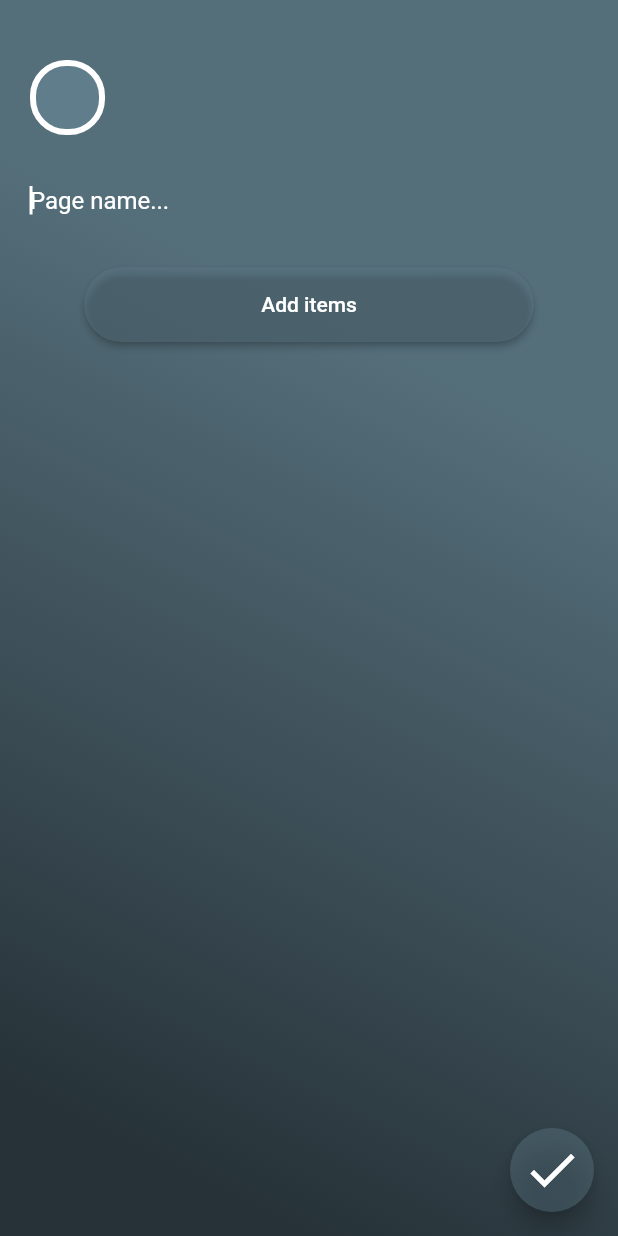
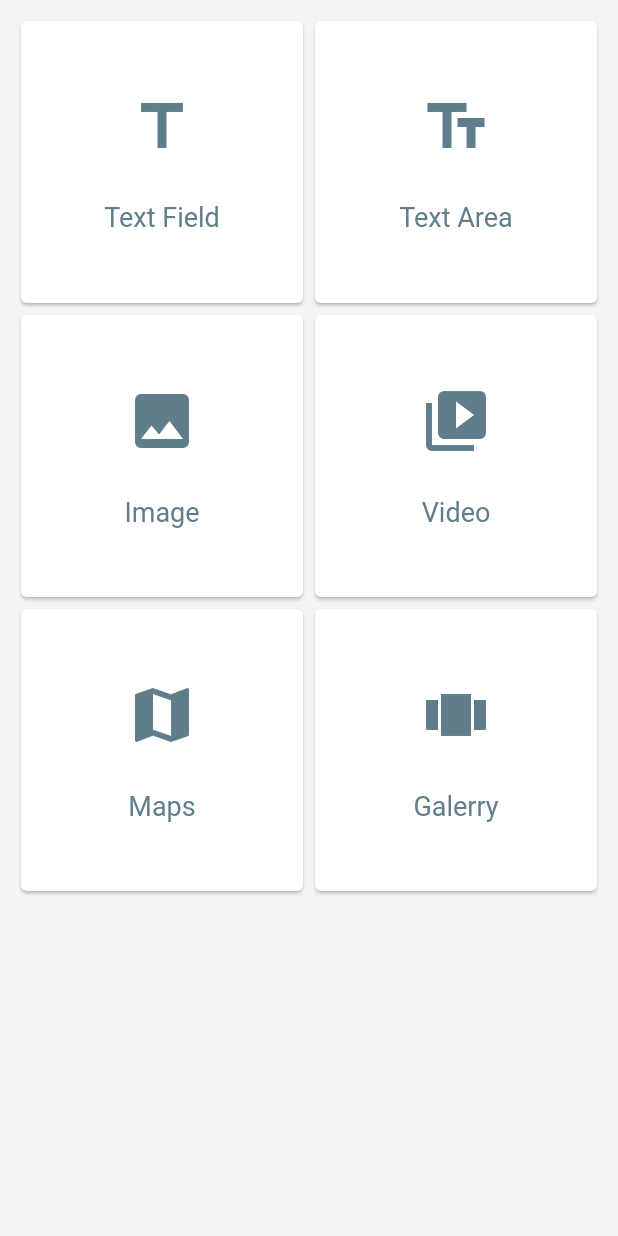
Before and after one commit to GuilhermeVendramini/flutter-projectx, a Flutter app: the PageManageForm screen opened directly, after a tap on "Add items", on a phone screen of 412 x 824 dp. Run offline on Flutter 3.47's test engine with Material 2 defaults, Android fonts, the phone set to English and light mode, and no system bars; our stand-ins replace flutter_colorpicker, sqflite; accounts and stored records are empty; Roboto replaces fonts that are missing (ProductSans).

Commit message:
Page data

```diff
--- a/lib/app/app.dart
+++ b/lib/app/app.dart
@@ -3,7 +3,7 @@ import 'package:projetcx/app/constants/app_theme.dart';
 import 'package:projetcx/app/constants/strings.dart';
 import 'package:projetcx/app/controllers/page.dart';
 import 'package:projetcx/app/routes.dart';
-import 'package:projetcx/app/ui/home/home.dart';
+import 'package:projetcx/app/ui/home/screen.dart';
 import 'package:provider/provider.dart';
 
 class App extends StatelessWidget {
--- a/lib/app/constants/strings.dart
+++ b/lib/app/constants/strings.dart
@@ -2,6 +2,7 @@ class Strings {
   Strings._();
 
   static const String appName = "Project X";
+  static const String addPage = "Add Page";
   static const String fieldPageName = "Page name...";
   static const String pageTitleReorder = "Reorder pages";
   static const String confirmDeleteBox = "Confirm delete";
--- /dev/null
+++ b/lib/app/plugins/data/plugins.dart
@@ -0,0 +1,29 @@
+import 'package:flutter/material.dart';
+import 'package:projetcx/app/plugins/models/plugins.dart';
+
+List<PluginsModel> pluginsData = [
+  PluginsModel(
+    name: "Text Field",
+    icon: Icons.title,
+  ),
+  PluginsModel(
+    name: "Text Area",
+    icon: Icons.text_fields,
+  ),
+  PluginsModel(
+    name: "Image",
+    icon: Icons.image,
+  ),
+  PluginsModel(
+    name: "Video",
+    icon: Icons.video_library,
+  ),
+  PluginsModel(
+    name: "Maps",
+    icon: Icons.map,
+  ),
+  PluginsModel(
+    name: "Galerry",
+    icon: Icons.view_carousel,
+  ),
+];
--- /dev/null
+++ b/lib/app/plugins/models/plugins.dart
@@ -0,0 +1,12 @@
+import 'package:flutter/material.dart';
+
+class PluginsModel {
+  String name;
+  IconData icon;
+
+  PluginsModel({
+    @required this.name,
+    @required this.icon,
+  });
+
+}
--- /dev/null
+++ b/lib/app/plugins/ui/screen.dart
@@ -0,0 +1,61 @@
+import 'package:flutter/material.dart';
+import 'package:projetcx/app/plugins/data/plugins.dart';
+
+class PluginsScreen extends StatefulWidget {
+  @override
+  _PluginsScreenState createState() => _PluginsScreenState();
+}
+
+class _PluginsScreenState extends State<PluginsScreen> {
+  @override
+  Widget build(BuildContext context) {
+    return WillPopScope(
+      onWillPop: () async {
+        return true;
+      },
+      child: Scaffold(
+        backgroundColor: Colors.grey[100],
+        body: SafeArea(
+          child: GridView.count(
+            shrinkWrap: true,
+            crossAxisCount: 2,
+            padding: EdgeInsets.all(10.0),
+            children: List.generate(pluginsData.length, (index) {
+              return Center(
+                child: pluginsCard(index),
+              );
+            }),
+          ),
+        ),
+      ),
+    );
+  }
+
+  Widget pluginsCard(int index) {
+    final Color color = Colors.blueGrey;
+    return Card(
+      child: Container(
+        padding: EdgeInsets.all(20.0),
+        child: Column(
+          crossAxisAlignment: CrossAxisAlignment.stretch,
+          mainAxisAlignment: MainAxisAlignment.spaceEvenly,
+          children: <Widget>[
+            Icon(
+              pluginsData[index].icon,
+              color: color,
+              size: 48.0,
+            ),
+            Text(
+              pluginsData[index].name,
+              style: TextStyle(
+                color: color,
+                fontSize: 18.0,
+              ),
+              textAlign: TextAlign.center,
+            ),
+          ],
+        ),
+      ),
+    );
+  }
+}
--- a/lib/app/routes.dart
+++ b/lib/app/routes.dart
@@ -1,5 +1,5 @@
 import 'package:flutter/material.dart';
-import 'package:projetcx/app/ui/home/home.dart';
+import 'package:projetcx/app/ui/home/screen.dart';
 
 class Routes {
   Routes._();
--- a/lib/app/ui/page/clean.dart
+++ b/lib/app/ui/page/clean.dart
@@ -1,4 +1,5 @@
 import 'package:flutter/material.dart';
+import 'package:projetcx/app/constants/strings.dart';
 import 'package:projetcx/app/ui/page/manage_form.dart';
 
 class PageClean extends StatefulWidget {
@@ -40,7 +41,7 @@ class _PageCleanState extends State<PageClean> {
                     height: 8.0,
                   ),
                   Text(
-                    'Add Page',
+                    Strings.addPage,
                     style: TextStyle(color: color),
                   ),
                 ],
--- a/lib/app/ui/page/manage_form.dart
+++ b/lib/app/ui/page/manage_form.dart
@@ -3,7 +3,8 @@ import 'package:projetcx/app/constants/app_colors.dart';
 import 'package:projetcx/app/constants/strings.dart';
 import 'package:projetcx/app/controllers/page.dart';
 import 'package:projetcx/app/models/page.dart';
-import 'package:projetcx/app/ui/home/home.dart';
+import 'package:projetcx/app/plugins/ui/screen.dart';
+import 'package:projetcx/app/ui/home/screen.dart';
 import 'package:projetcx/app/widgets/fields/color_picker.dart';
 import 'package:projetcx/app/widgets/fields/text_field.dart';
 import 'package:projetcx/app/widgets/page/options_button.dart';
@@ -160,8 +161,13 @@ class _PageManageFormState extends State<PageManageForm> {
             Strings.itemsButton,
           ),
           shape:
-          RoundedRectangleBorder(borderRadius: BorderRadius.circular(30.0)),
-          onPressed: () => {},
+              RoundedRectangleBorder(borderRadius: BorderRadius.circular(30.0)),
+          onPressed: () {
+            Route route = MaterialPageRoute(
+              builder: (context) => PluginsScreen(),
+            );
+            Navigator.push(context, route);
+          },
         ),
       ),
     );
--- a/lib/app/widgets/page/options_button.dart
+++ b/lib/app/widgets/page/options_button.dart
@@ -4,7 +4,7 @@ import 'package:flutter/material.dart';
 import 'package:projetcx/app/constants/strings.dart';
 import 'package:projetcx/app/controllers/page.dart' as p;
 import 'package:projetcx/app/models/page.dart';
-import 'package:projetcx/app/ui/home/home.dart';
+import 'package:projetcx/app/ui/home/screen.dart';
 import 'package:projetcx/app/ui/page/manage_form.dart';
 import 'package:projetcx/app/ui/page/reorder.dart';
 import 'package:provider/provider.dart';
```
Also changed, not shown: lib/app/ui/home/screen.dart (renamed from lib/app/ui/home/home.dart).
